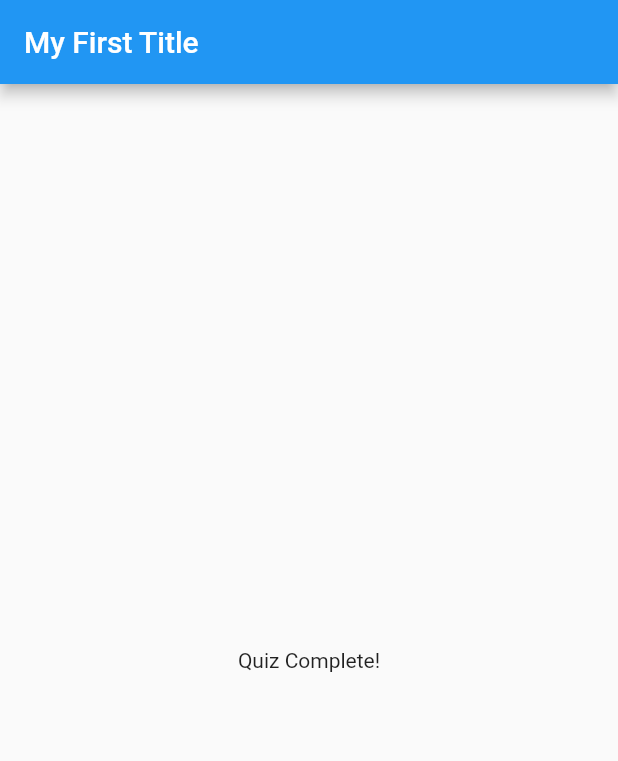
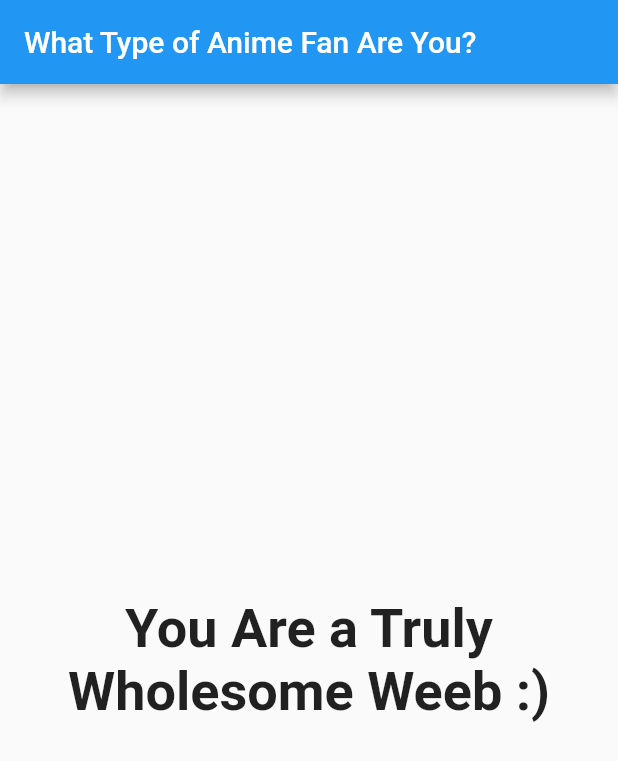
Before and after one commit to GannonDetroit/basic-flutter-app, a Flutter app: the screen it shows after launch, after a tap on "Asuna", after a tap on "Deku", after a tap on "Bleach", on a phone screen of 412 x 824 dp. Shown: the top 761 px of the screen. Run offline on Flutter 3.47's test engine with Material 2 defaults, Android fonts, the phone set to English and light mode, and no system bars.

Commit message:
added a score system to the quiz to give different results based on answers

```diff
--- a/lib/main.dart
+++ b/lib/main.dart
@@ -26,29 +26,45 @@ class _MyAppState extends State<MyApp> {
   var _questionIndex = 0;
 
   // if you hover over questions you see List<Map<String, Object> thats because question is a list of a maps that contain strings and mixed data. in this case another list full of strings. but since thats a bit much it will default to the parent title of just Object since 'everything is an object'.
-  final questions = const [
+  final _questions = const [
     //this is an array of objects in javascript but in flutter its a list of maps.
     {
       'questionText': 'Who\'s your favorite waifu?',
-      'answers': ['Asuna', 'Holo', 'Esdeath', 'Zero Two'],
+      'answers': [
+        {'text': 'Asuna', 'score': 5},
+        {'text': 'Holo', 'score': 10},
+        {'text': 'Esdeath', 'score': 2},
+        {'text': 'Zero Two', 'score': 3}
+      ],
     },
     {
       'questionText': 'Who\'s your favorite husbando?',
-      'answers': ['Soma', 'Deku', 'Sasuka', 'Dio']
+      'answers': [
+        {'text': 'Soma', 'score': 7},
+        {'text': 'Deku', 'score': 4},
+        {'text': 'Sasuke', 'score': 2},
+        {'text': 'Dio', 'score': 1}
+      ],
     },
     {
       'questionText': 'What is your favorite Shonen?',
-      'answers': ['Naruto', 'One Piece', 'Bleach', 'My Hero Academia']
+      'answers': [
+        {'text': 'Naruto', 'score': 5},
+        {'text': 'One Piece', 'score': 10},
+        {'text': 'Bleach', 'score': 7},
+        {'text': 'My Hero Academia', 'score': 3}
+      ],
     }
   ];
 
-  void answerQuestion() {
+  var _totalScore = 0;
+
+  void _answerQuestion(int score) {
+    _totalScore += score;
+
     setState(() {
       _questionIndex = _questionIndex + 1;
     });
-    // if (_questionIndex < questions.length){
-
-    // }
   }
 
   @override
@@ -60,17 +76,17 @@ class _MyAppState extends State<MyApp> {
     return MaterialApp(
       home: Scaffold(
           appBar: AppBar(
-            title: Text('My First Title'),
+            title: Text('What Type of Anime Fan Are You?'),
           ),
           //example of use of trenary expression in UI.
-          body: _questionIndex < questions.length
+          body: _questionIndex < _questions.length
               ? Quiz(
                   //using named functions just for exercise.
-                  answerQuestion: answerQuestion,
+                  answerQuestion: _answerQuestion,
                   questionIndex: _questionIndex,
-                  questions: questions,
+                  questions: _questions,
                 )
-              : Result()),
+              : Result(_totalScore)),
     );
   }
 }
--- a/lib/quiz.dart
+++ b/lib/quiz.dart
@@ -6,7 +6,7 @@ class Quiz extends StatelessWidget {
   //you can see waht these types are from main.dart by hovering over the variable there.
   final List<Map<String, Object>> questions;
   final int questionIndex;
-  final VoidCallback answerQuestion;
+  final Function answerQuestion;
 
 //chosing to make this a named parameters just for pracitce and making them required too. if there was an error.. remove the @ and just do required.
   Quiz(
@@ -21,8 +21,10 @@ class Quiz extends StatelessWidget {
         //didn't give me an error but if it did, doing: questions[_questionIndex]['questionText'] as String : will fix it, this is due to Null Safety from Dart 2.12
         Question(questions[questionIndex]['questionText']),
         //the spread operator ... is used so I don't have this list in a list, but instead of the values of the list to a list, avoids nesting lists and errors that flutter would throw if I did that.
-        ...(questions[questionIndex]['answers'] as List<String>).map((answer) {
-          return Answer(answerQuestion, answer);
+        ...(questions[questionIndex]['answers'] as List<Map<String, Object>>)
+            .map((answer) {
+          return Answer(() => answerQuestion(answer['score']), answer['text']);
+          //            ^ using an anon function to trigger answerQuestion function because I needed to format it this way to pass the score variable to it correctly. previously we didn't use score so this is how I need to do it with a paramenter in the function using data from the map method.
         }).toList()
       ],
     );
--- a/lib/result.dart
+++ b/lib/result.dart
@@ -1,10 +1,31 @@
 import 'package:flutter/material.dart';
 
 class Result extends StatelessWidget {
+  final int resultScore;
+
+  Result(this.resultScore);
+
+  //this is a getter, its like a mix of a property and a method.
+  //its like a  method because it can be used to calculate things dynmaically, but it cannot receive any arguments/paramenters.
+  //its like a variable because you use the calculated result like you would any other variable, like we are doing here for the resultPhrase.
+  String get resultPhrase {
+    var resultText = 'Quiz Complete'; //default answer
+    if (resultScore <= 15) {
+      resultText = 'You Are a True Degenerate :)';
+    } else {
+      resultText = 'You Are a Truly Wholesome Weeb :)';
+    }
+    return resultText;
+  }
+
   @override
   Widget build(BuildContext context) {
     return Center(
-      child: Text('Quiz Complete!'),
+      child: Text(
+        resultPhrase,
+        style: TextStyle(fontSize: 36, fontWeight: FontWeight.bold),
+        textAlign: TextAlign.center,
+      ),
     );
   }
 }
```
